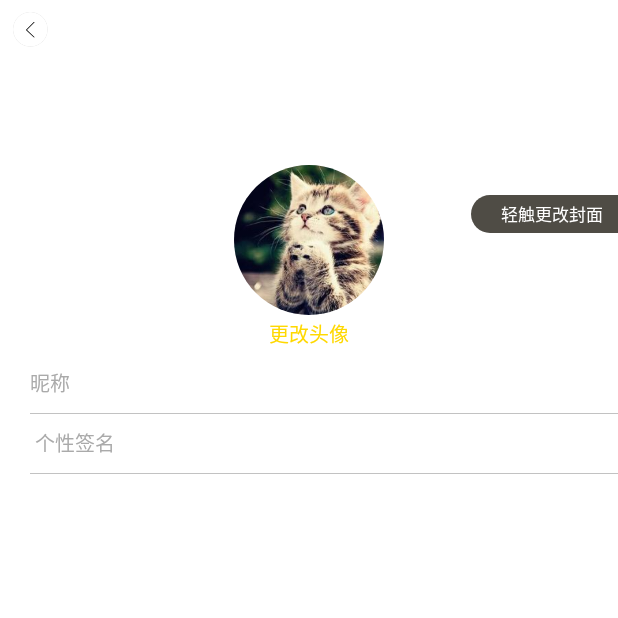
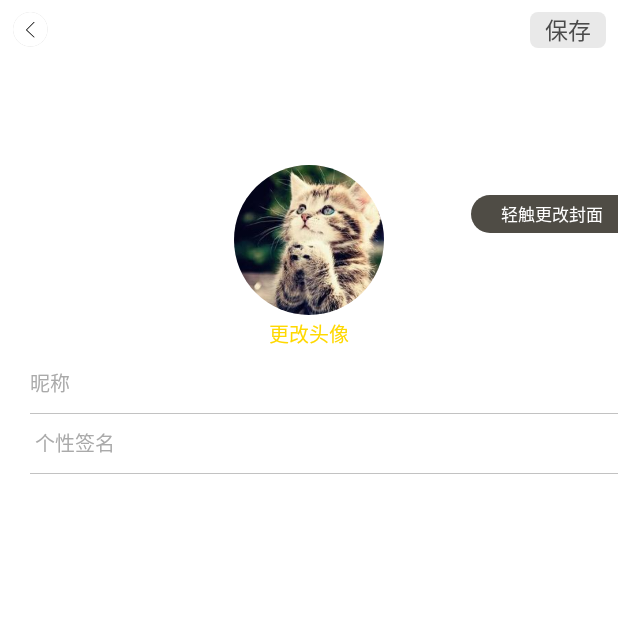
Before and after one commit to xuezhuiqianchen/flower, an Android app: the EditUserInfoActivity screen opened directly, with no data from a screen before it, on a phone screen of 412 x 824 dp, the top half of it. Run offline under Robolectric (Android 15) with nearby library versions, the phone set to English and light mode, and no system bars; libraries missing offline, so code that uses them is left out: cn.pedant, com.loopj.android, com.makeramen.roundedimageview, cz.msebera.android; plain views replace RoundedImageView; 16 statements that could not run were skipped.

Commit message:
1. 时间表示的修改 2. 用户界面的修改 3. 发现界面中注释掉多余的增减赞的操作

```diff
--- a/app/src/main/java/com/ly/flower/adapter/DiscoveriesListAdapter.java
+++ b/app/src/main/java/com/ly/flower/adapter/DiscoveriesListAdapter.java
@@ -7,11 +7,12 @@ import android.os.Message;
 import android.view.LayoutInflater;
 import android.view.View;
 import android.view.ViewGroup;
+
 import com.ly.flower.R;
 import com.ly.flower.activity.main.MainActivity;
-import com.ly.flower.base.BaseActivity;
 import com.ly.flower.share.MessageHandler;
 import com.ly.flower.viewholder.DiscoveryViewHolder;
+
 import org.json.JSONArray;
 import org.json.JSONException;
 import org.json.JSONObject;
@@ -69,7 +70,7 @@ public class DiscoveriesListAdapter extends BaseListAdapter {
     public void praiseOperation(String cid, String osubtype) {
         recommendArray = changeData(recommendArray, cid, osubtype);
         newestArray = changeData(newestArray, cid, osubtype);
-        array = changeData(array, cid, osubtype);
+        //array = changeData(array, cid, osubtype);
         notifyDataSetChanged();
     }
 
--- a/app/src/main/java/com/ly/flower/viewholder/DiscoveryViewHolder.java
+++ b/app/src/main/java/com/ly/flower/viewholder/DiscoveryViewHolder.java
@@ -1,7 +1,6 @@
 package com.ly.flower.viewholder;
 
 
-import android.content.Context;
 import android.os.Bundle;
 import android.os.Handler;
 import android.view.SurfaceView;
@@ -17,7 +16,6 @@ import com.ly.common.utils.Common;
 import com.ly.common.utils.DimensionUtils;
 import com.ly.common.utils.TimeUtils;
 import com.ly.flower.R;
-import com.ly.flower.activity.main.MainActivity;
 import com.ly.flower.base.BaseActivity;
 import com.ly.flower.base.BaseFunction;
 import com.ly.flower.base.DataStructure;
@@ -98,7 +96,7 @@ public class DiscoveryViewHolder {
         try {
             String strPortrait = object.getString("uavatar");
             String strNickname = object.getString("uname");
-            String strTime = TimeUtils.compareWithCurrentTime(object.getString("time"));
+            String strTime = TimeUtils.parseToIntervalTimeFormat(object.getString("time"));
             String strClub = "";
             JSONArray imageArray = object.getJSONArray("img");
             String strImageUrl = "";
--- /dev/null
+++ b/app/src/main/res/drawable/bg_round_corner_translucent_gray.xml
@@ -0,0 +1,5 @@
+<?xml version="1.0" encoding="utf-8"?>
+<shape xmlns:android="http://schemas.android.com/apk/res/android">
+    <solid android:color="#88D6D6D6" />
+    <corners android:radius= "5dp" />
+</shape>
--- a/app/src/main/res/layout/activity_edit_user_info.xml
+++ b/app/src/main/res/layout/activity_edit_user_info.xml
@@ -22,14 +22,17 @@
     <TextView
         android:id="@+id/tv_save"
         android:layout_width="wrap_content"
-        android:layout_height="40dp"
+        android:layout_height="24dp"
         android:paddingRight="10dp"
         android:paddingLeft="10dp"
-        android:textColor="@color/white"
+        android:layout_marginRight="8dp"
+        android:layout_marginTop="8dp"
+        android:textColor="#4A4A4A"
         android:layout_alignParentRight="true"
         android:textSize="15dp"
         android:gravity="center"
-        android:text="@string/str_save" />
+        android:text="@string/str_save"
+        android:background="@drawable/bg_round_corner_translucent_gray" />
 
     <TextView
         android:id="@+id/tv_tip"
@@ -92,7 +95,8 @@
         android:textColor="@color/text_theme"
         android:gravity="center_vertical"
         android:text="dms"
-        android:background="@null"/>
+        android:background="@null"
+        android:singleLine="true"/>
 
     <View
         android:layout_width="match_parent"
--- a/app/src/main/res/layout/title_bar.xml
+++ b/app/src/main/res/layout/title_bar.xml
@@ -21,9 +21,9 @@
     <TextView
         android:id="@+id/tv_right"
         android:layout_width="wrap_content"
-        android:layout_height="44.5dp"
+        android:layout_height="39.5dp"
         android:layout_alignParentRight="true"
-        android:padding="13dp"
+        android:padding="10dp"
         android:textColor="@color/text_theme"
         android:textSize="15dp" />
 
```
Also changed, not shown: app/src/main/java/com/ly/common/utils/TimeUtils.java (+20 -3 lines), app/src/main/java/com/ly/flower/activity/main/UserFragment.java (+2 -6 lines), app/src/main/java/com/ly/flower/activity/user/EditUserInfoActivity.java (+9 -6 lines), app/src/main/java/com/ly/flower/network/AscynHttpUtil.java (+14 -12 lines).
